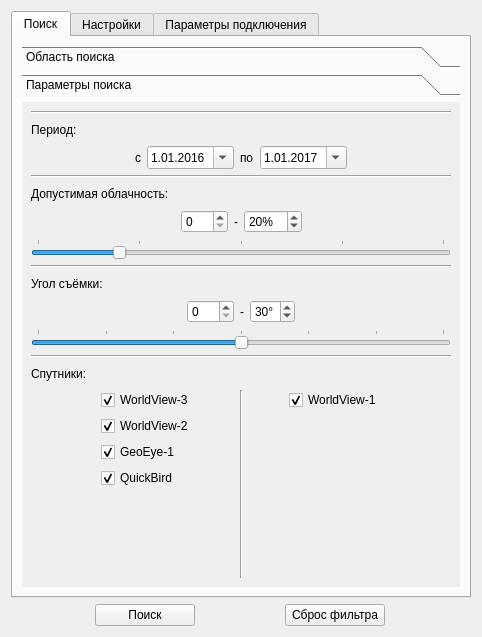
Old version of the form geo_get_dialog_base.ui in the repository bazzile/GeoGet.
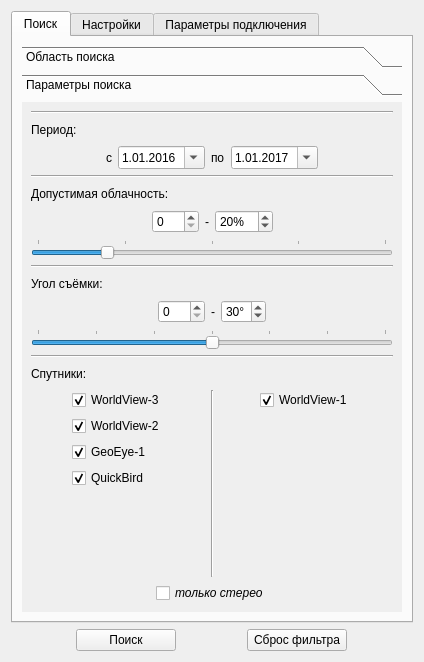
New version of the form. The open tabs and pages were chosen to show the change.

What changed in the file:
```diff
--- a/geo_get_dialog_base.ui
+++ b/geo_get_dialog_base.ui
@@ -6,8 +6,8 @@
    <rect>
     <x>0</x>
     <y>0</y>
-    <width>482</width>
-    <height>637</height>
+    <width>424</width>
+    <height>662</height>
    </rect>
   </property>
   <property name="windowTitle">
@@ -108,8 +108,8 @@
            <rect>
             <x>0</x>
             <y>0</y>
-            <width>432</width>
-            <height>467</height>
+            <width>374</width>
+            <height>492</height>
            </rect>
           </property>
           <attribute name="label">
@@ -512,7 +512,7 @@
                 </widget>
                </item>
                <item>
-                <spacer name="horizontalSpacer_4">
+                <spacer name="horizontalSpacer_8">
                  <property name="orientation">
                   <enum>Qt::Horizontal</enum>
                  </property>
@@ -677,6 +677,48 @@
                </item>
               </layout>
              </item>
+             <item>
+              <layout class="QHBoxLayout" name="horizontalLayout_4">
+               <item>
+                <spacer name="horizontalSpacer_4">
+                 <property name="orientation">
+                  <enum>Qt::Horizontal</enum>
+                 </property>
+                 <property name="sizeHint" stdset="0">
+                  <size>
+                   <width>40</width>
+                   <height>20</height>
+                  </size>
+                 </property>
+                </spacer>
+               </item>
+               <item>
+                <widget class="QCheckBox" name="stereo_chbox">
+                 <property name="font">
+                  <font>
+                   <italic>true</italic>
+                  </font>
+                 </property>
+                 <property name="text">
+                  <string>только стерео</string>
+                 </property>
+                </widget>
+               </item>
+               <item>
+                <spacer name="horizontalSpacer_13">
+                 <property name="orientation">
+                  <enum>Qt::Horizontal</enum>
+                 </property>
+                 <property name="sizeHint" stdset="0">
+                  <size>
+                   <width>40</width>
+                   <height>20</height>
+                  </size>
+                 </property>
+                </spacer>
+               </item>
+              </layout>
+             </item>
             </layout>
            </item>
           </layout>
```
Left out of the diff: 14 changed lines with no effect on the pictures.
